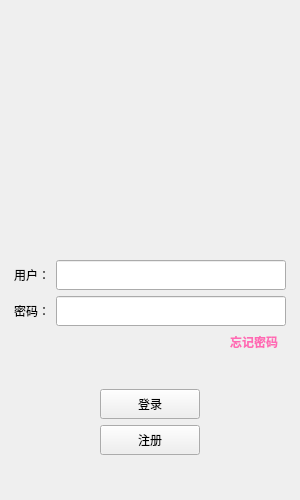
Qt form Resource/Skin/LoginDialog.ui (CNGoSeI/IMClient) before a commit.
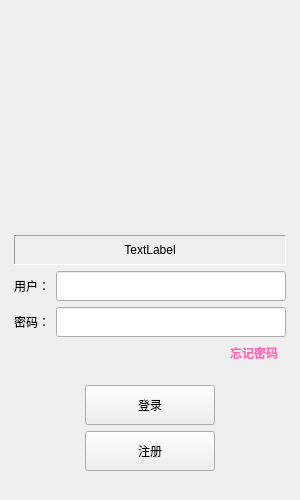
The same form after that commit. Icons and pictures are not drawn.

The edit to the form file:
```diff
--- a/Resource/Skin/LoginDialog.ui
+++ b/Resource/Skin/LoginDialog.ui
@@ -117,6 +117,38 @@
        </property>
       </spacer>
      </item>
+     <item>
+      <layout class="QHBoxLayout" name="horizontalLayout">
+       <item>
+        <widget class="QLabel" name="Lab_MsgTip">
+         <property name="minimumSize">
+          <size>
+           <width>0</width>
+           <height>30</height>
+          </size>
+         </property>
+         <property name="maximumSize">
+          <size>
+           <width>16777215</width>
+           <height>30</height>
+          </size>
+         </property>
+         <property name="frameShape">
+          <enum>QFrame::Panel</enum>
+         </property>
+         <property name="frameShadow">
+          <enum>QFrame::Sunken</enum>
+         </property>
+         <property name="text">
+          <string>TextLabel</string>
+         </property>
+         <property name="alignment">
+          <set>Qt::AlignCenter</set>
+         </property>
+        </widget>
+       </item>
+      </layout>
+     </item>
      <item>
       <layout class="QHBoxLayout" name="horizontalLayout_2">
        <property name="sizeConstraint">
@@ -292,8 +324,8 @@
         <widget class="QPushButton" name="Btn_Login">
          <property name="minimumSize">
           <size>
-           <width>100</width>
-           <height>30</height>
+           <width>130</width>
+           <height>40</height>
           </size>
          </property>
          <property name="text">
@@ -335,8 +367,8 @@
         <widget class="QPushButton" name="Btn_Reg">
          <property name="minimumSize">
           <size>
-           <width>100</width>
-           <height>30</height>
+           <width>130</width>
+           <height>40</height>
           </size>
          </property>
          <property name="text">
```
Left out of the diff: 4 changed lines with no effect on the pictures.
